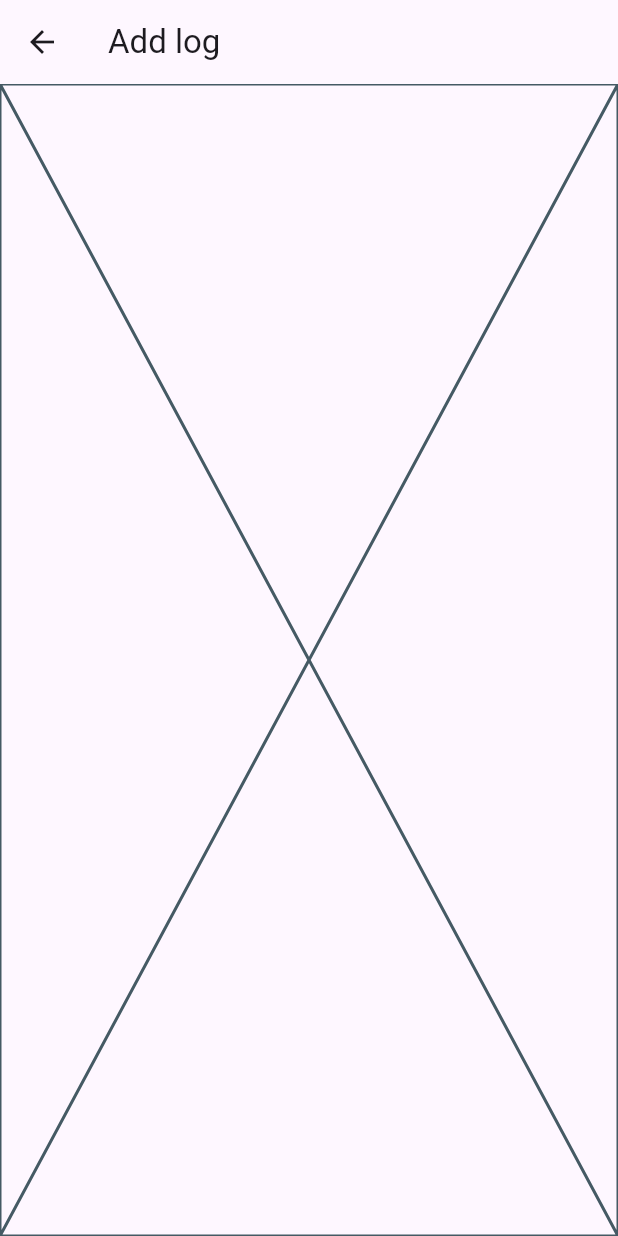
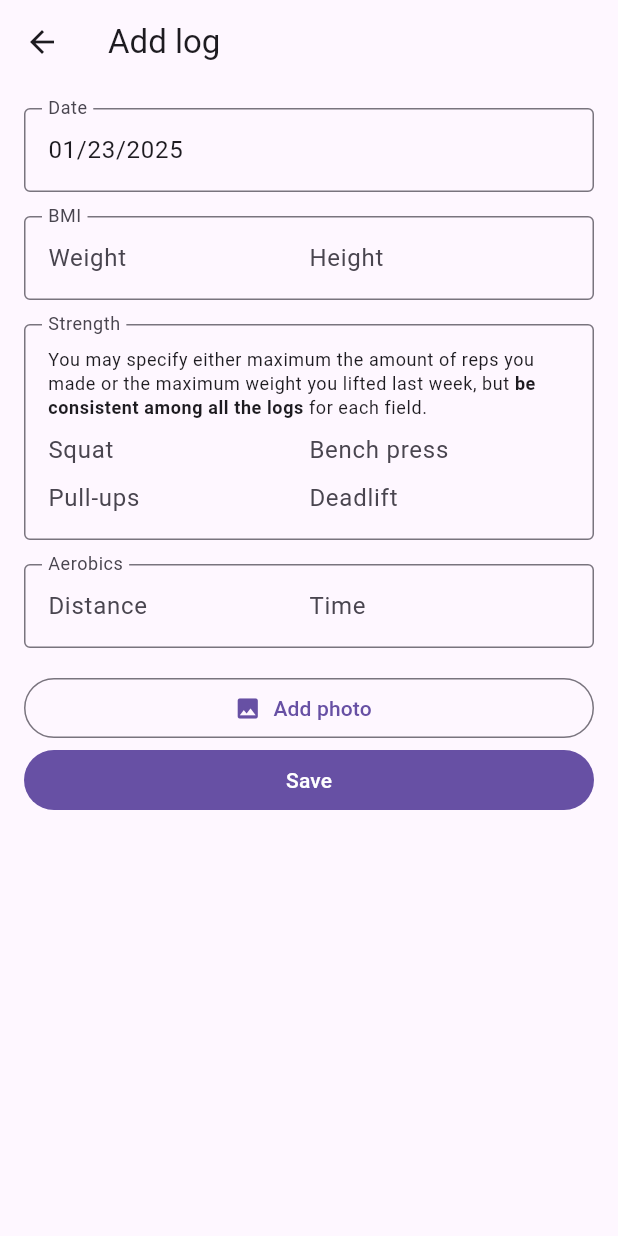
Before and after one commit to nicopujia/ravifi, a Flutter app: the AddLogView screen opened directly, on a phone screen of 412 x 824 dp. Run offline on Flutter 3.47's test engine with Material 3 defaults, Android fonts, the light colour scheme and no system bars.

Commit message:
feat(logs): add form fields to AddLogView

```diff
--- a/src/frontend/app/lib/views/add_log_view.dart
+++ b/src/frontend/app/lib/views/add_log_view.dart
@@ -1,15 +1,179 @@
 import 'package:flutter/material.dart';
 
-class AddLogView extends StatelessWidget {
+class AddLogView extends StatefulWidget {
   const AddLogView({super.key});
+
+  @override
+  State<AddLogView> createState() => _AddLogViewState();
+}
+
+class _AddLogViewState extends State<AddLogView> {
+  final GlobalKey<FormState> _formKey = GlobalKey<FormState>();
 
   @override
   Widget build(BuildContext context) {
     return Scaffold(
       appBar: AppBar(
-        title: Text("Add log"),
+        title: Text('Add log'),
       ),
-      body: Placeholder(),
+      body: Form(
+        key: _formKey,
+        child: ListView(
+          padding: EdgeInsets.all(16),
+          keyboardDismissBehavior: ScrollViewKeyboardDismissBehavior.onDrag,
+          children: [
+            InputDatePickerFormField(
+              firstDate: DateTime.fromMicrosecondsSinceEpoch(0),
+              lastDate: DateTime.now(),
+              initialDate: DateTime.now(),
+              fieldLabelText: 'Date',
+            ),
+            SizedBox(height: 16),
+            FormFieldSet(
+              label: Text('BMI'),
+              children: [
+                Row(
+                  children: [
+                    Expanded(
+                      child: TextFormField(
+                        keyboardType:
+                            TextInputType.numberWithOptions(decimal: true),
+                        decoration:
+                            InputDecoration.collapsed(hintText: 'Weight'),
+                        textInputAction: TextInputAction.next,
+                      ),
+                    ),
+                    Expanded(
+                      child: TextFormField(
+                        keyboardType:
+                            TextInputType.numberWithOptions(decimal: true),
+                        decoration:
+                            InputDecoration.collapsed(hintText: 'Height'),
+                      ),
+                    ),
+                  ],
+                ),
+              ],
+            ),
+            SizedBox(height: 16),
+            FormFieldSet(
+              label: Text('Strength'),
+              children: [
+                RichText(
+                  text: TextSpan(
+                    text:
+                        'You may specify either maximum the amount of reps you made or the maximum weight you lifted last week, but',
+                    style: Theme.of(context).textTheme.bodySmall,
+                    children: [
+                      TextSpan(
+                        text: ' be consistent among all the logs',
+                        style: TextStyle(fontWeight: FontWeight.bold),
+                      ),
+                      TextSpan(text: ' for each field.'),
+                    ],
+                  ),
+                ),
+                Row(
+                  children: [
+                    Expanded(
+                        child: TextFormField(
+                      keyboardType:
+                          TextInputType.numberWithOptions(decimal: true),
+                      decoration: InputDecoration.collapsed(hintText: 'Squat'),
+                    )),
+                    Expanded(
+                        child: TextFormField(
+                      keyboardType:
+                          TextInputType.numberWithOptions(decimal: true),
+                      decoration:
+                          InputDecoration.collapsed(hintText: 'Bench press'),
+                    )),
+                  ],
+                ),
+                Row(
+                  children: [
+                    Expanded(
+                        child: TextFormField(
+                      keyboardType: TextInputType.numberWithOptions(
+                        decimal: true,
+                      ),
+                      decoration:
+                          InputDecoration.collapsed(hintText: 'Pull-ups'),
+                    )),
+                    Expanded(
+                        child: TextFormField(
+                      keyboardType:
+                          TextInputType.numberWithOptions(decimal: true),
+                      decoration:
+                          InputDecoration.collapsed(hintText: 'Deadlift'),
+                    )),
+                  ],
+                ),
+              ],
+            ),
+            SizedBox(height: 16),
+            FormFieldSet(
+              label: Text('Aerobics'),
+              children: [
+                Row(
+                  children: [
+                    Expanded(
+                      child: TextFormField(
+                        keyboardType:
+                            TextInputType.numberWithOptions(decimal: true),
+                        decoration:
+                            InputDecoration.collapsed(hintText: 'Distance'),
+                        textInputAction: TextInputAction.next,
+                      ),
+                    ),
+                    Expanded(
+                      child: TextFormField(
+                        keyboardType:
+                            TextInputType.numberWithOptions(decimal: true),
+                        decoration: InputDecoration.collapsed(hintText: 'Time'),
+                      ),
+                    ),
+                  ],
+                ),
+              ],
+            ),
+            SizedBox(height: 16),
+            OutlinedButton.icon(
+              onPressed: () {},
+              label: Text('Add photo'),
+              icon: Icon(Icons.photo),
+            ),
+            FilledButton(
+              onPressed: () {
+                final isValid = _formKey.currentState!.validate();
+                if (isValid) {
+                  Navigator.of(context).pop();
+                }
+              },
+              child: const Text('Save'),
+            ),
+          ],
+        ),
+      ),
     );
   }
 }
+
+class FormFieldSet extends StatelessWidget {
+  const FormFieldSet({super.key, this.children = const [], this.label});
+
+  final List<Widget> children;
+  final Widget? label;
+
+  @override
+  Widget build(BuildContext context) {
+    return InputDecorator(
+      decoration: InputDecoration(border: OutlineInputBorder(), label: label),
+      child: Column(
+        mainAxisSize: MainAxisSize.min,
+        spacing: 8,
+        children: children,
+      ),
+    );
+  }
+}
```
